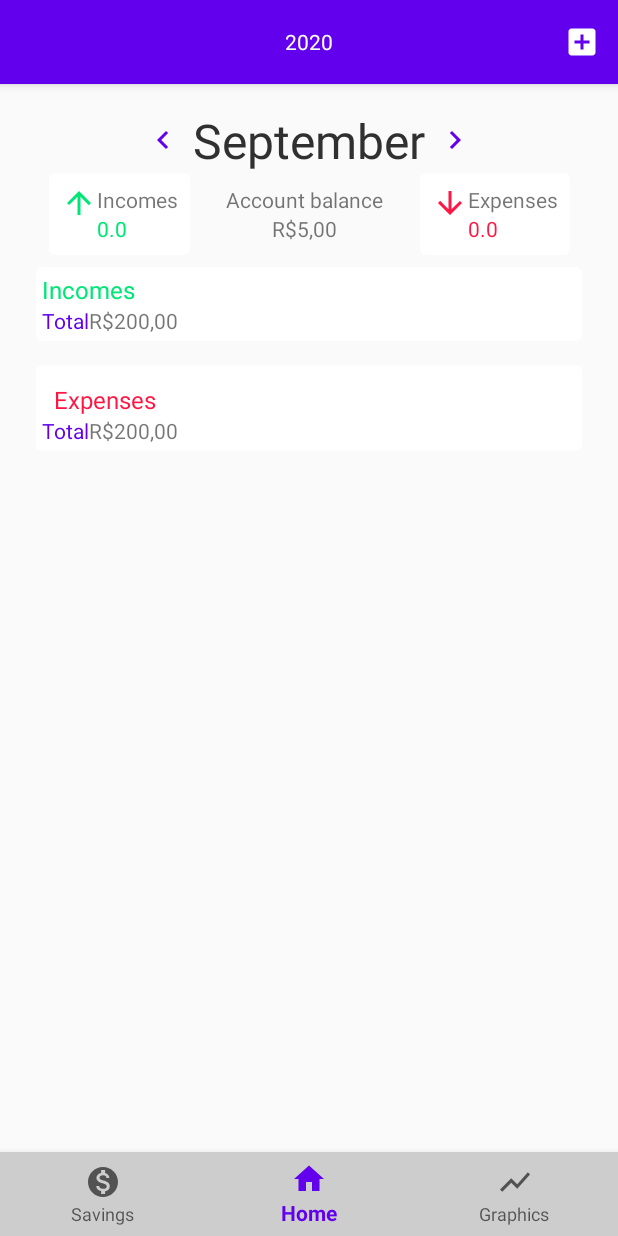
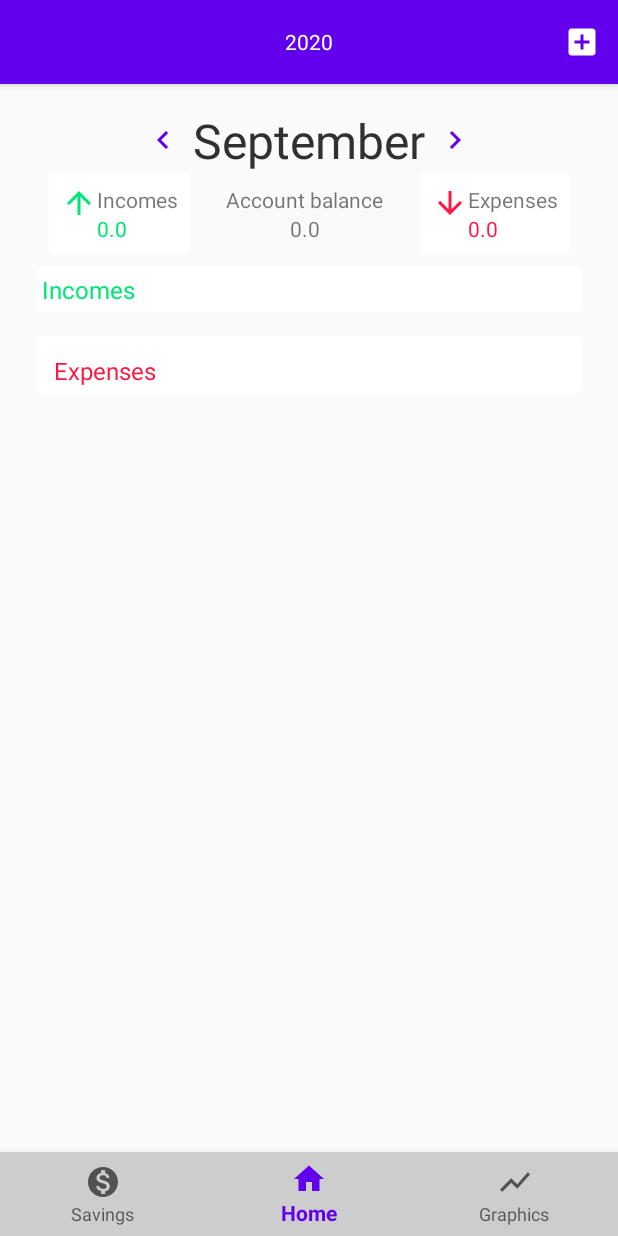
Before and after one commit to PedroPSar/Financial_Control, an Android app: the screen it shows after launch (MainActivity), on a phone screen of 412 x 824 dp. Run offline under Robolectric (Android 15) with nearby library versions, the phone set to English and light mode, and no system bars; our stand-ins replace Room's generated code, navigation-ui.

Commit message:
Commit 01/09/2020

```diff
--- /dev/null
+++ b/app/src/main/java/com/development/pega/financialcontrol/adapter/ExpensesRecyclerViewAdapter.kt
@@ -0,0 +1,31 @@
+package com.development.pega.financialcontrol.adapter
+
+import android.view.LayoutInflater
+import android.view.ViewGroup
+import androidx.recyclerview.widget.RecyclerView
+import com.development.pega.financialcontrol.R
+import com.development.pega.financialcontrol.model.Expense
+import com.development.pega.financialcontrol.viewholder.ExpensesViewHolder
+
+class ExpensesRecyclerViewAdapter(): RecyclerView.Adapter<ExpensesViewHolder>() {
+
+    private var expensesList: List<Expense> = arrayListOf()
+
+    override fun onCreateViewHolder(parent: ViewGroup, viewType: Int): ExpensesViewHolder {
+        val item = LayoutInflater.from(parent.context).inflate(R.layout.income_recycler_view_row, parent, false)
+        return ExpensesViewHolder(item)
+    }
+
+    override fun onBindViewHolder(holder: ExpensesViewHolder, position: Int) {
+        holder.bind(expensesList[position])
+    }
+
+    override fun getItemCount(): Int {
+        return expensesList.count()
+    }
+
+    fun updateExpensesList(list: List<Expense>) {
+        expensesList = list
+        notifyDataSetChanged()
+    }
+}
--- a/app/src/main/java/com/development/pega/financialcontrol/viewmodels/HomeViewModel.kt
+++ b/app/src/main/java/com/development/pega/financialcontrol/viewmodels/HomeViewModel.kt
@@ -18,12 +18,16 @@ class HomeViewModel(application: Application) : AndroidViewModel(application) {
     private val incomeRepository = IncomeRepository(mContext)
     private val expenseRepository = ExpenseRepository(mContext)
     private var selectedMonth = 0
+    private var selectedYear = 0
 
     private val mMonth = MutableLiveData<String>()
     var month: LiveData<String> = mMonth
 
     private val mYear = MutableLiveData<Int>()
     var year: LiveData<Int> = mYear
+
+    private val mBalance = MutableLiveData<Float>()
+    var balance: LiveData<Float> = mBalance
 
     private val mIncomes = MutableLiveData<Float>()
     var incomes: LiveData<Float> = mIncomes
@@ -34,11 +38,21 @@ class HomeViewModel(application: Application) : AndroidViewModel(application) {
     private val mRecyclerViewIncomes = MutableLiveData<List<Income>>()
     var recyclerViewIncomes: LiveData<List<Income>> = mRecyclerViewIncomes
 
-    fun setCurrentMonth() {
+    private val mRecyclerViewExpenses = MutableLiveData<List<Expense>>()
+    var recyclerViewExpenses: LiveData<List<Expense>> = mRecyclerViewExpenses
+
+    fun calcBalance() {
+        mBalance.value = calcSumOfMonths()
+    }
+
+    fun setCurrentDate() {
         val c = Calendar.getInstance()
         val month = c.get(Calendar.MONTH)
+        val year = c.get(Calendar.YEAR)
         selectedMonth = month + 1
+        selectedYear = year
         mMonth.value = months[month]
+        mYear.value = year
     }
 
     fun setIncomesOfMonth() {
@@ -46,13 +60,35 @@ class HomeViewModel(application: Application) : AndroidViewModel(application) {
         mIncomes.value = sumIncomes(incomesList)
     }
 
-    fun setExpensesOfmMonth() {
+    fun setExpensesOfMonth() {
         val expensesList = expenseRepository.getExpensesFromMonth(selectedMonth)
         mExpenses.value = sumExpenses(expensesList)
     }
 
     fun setIncomesInRecyclerView() {
         mRecyclerViewIncomes.value = incomeRepository.getIncomesFromMonth(selectedMonth)
+        val list = incomeRepository.getIncomesFromMonth(selectedMonth)
+    }
+
+    fun setExpensesInRecyclerView() {
+        mRecyclerViewExpenses.value = expenseRepository.getExpensesFromMonth(selectedMonth)
+        val list = expenseRepository.getExpensesFromMonth(selectedMonth)
+    }
+
+    fun btnBeforeClick() {
+        selectedMonth--
+        selectedMonth = checkMonthNumber(selectedMonth)
+        updateInfo()
+    }
+
+    fun btnNextClick() {
+        selectedMonth++
+        selectedMonth = checkMonthNumber(selectedMonth)
+        updateInfo()
+    }
+
+    fun setYear() {
+        mYear.value = selectedYear
     }
 
     private fun sumIncomes(list: List<Income>): Float {
@@ -71,4 +107,45 @@ class HomeViewModel(application: Application) : AndroidViewModel(application) {
         return total
     }
 
+    private fun setMonth() {
+        mMonth.value = months[selectedMonth - 1]
+    }
+
+    private fun checkMonthNumber(num: Int): Int {
+        return when(num) {
+            0 -> {12}
+            13 -> {1}
+            else -> {num}
+        }
+    }
+
+    private fun updateInfo() {
+        setIncomesOfMonth()
+        setExpensesOfMonth()
+        setIncomesInRecyclerView()
+        setExpensesInRecyclerView()
+        setMonth()
+        calcBalance()
+    }
+
+    private fun calcSumOfMonths(): Float {
+        val allIncomes = incomeRepository.getAll()
+        val allExpenses = expenseRepository.getAll()
+        var incomeSum = 0f
+        var expenseSum = 0f
+
+        for(income in allIncomes) {
+            if(income.year <= selectedYear && income.month <= selectedMonth)
+            incomeSum += income.value
+        }
+
+        for(expense in allExpenses) {
+            if(expense.year <= selectedYear && expense.month <= selectedMonth) {
+                expenseSum += expense.value
+            }
+        }
+
+        return incomeSum - expenseSum
+    }
+
 }
--- a/app/src/main/java/com/development/pega/financialcontrol/views/AddIncomeActivity.kt
+++ b/app/src/main/java/com/development/pega/financialcontrol/views/AddIncomeActivity.kt
@@ -49,6 +49,7 @@ class AddIncomeActivity : AppCompatActivity(), View.OnClickListener, AdapterView
             val day = calendar.get(Calendar.DAY_OF_MONTH)
             val month = calendar.get(Calendar.MONTH) + 1
             val year = calendar.get(Calendar.YEAR)
+
             val mIncome = Income()
             mIncome.name = edit_income_name.text.toString()
             mIncome.description = edit_income_description.text.toString()
--- a/app/src/main/java/com/development/pega/financialcontrol/views/HomeFragment.kt
+++ b/app/src/main/java/com/development/pega/financialcontrol/views/HomeFragment.kt
@@ -11,11 +11,13 @@ import androidx.lifecycle.ViewModelProvider
 import androidx.recyclerview.widget.LinearLayoutManager
 import androidx.recyclerview.widget.RecyclerView
 import com.development.pega.financialcontrol.R
+import com.development.pega.financialcontrol.adapter.ExpensesRecyclerViewAdapter
 import com.development.pega.financialcontrol.adapter.IncomesRecyclerViewAdapter
 import com.development.pega.financialcontrol.listener.MainListener
 import com.development.pega.financialcontrol.viewmodels.HomeViewModel
+import kotlinx.android.synthetic.main.home_fragment.*
 
-class HomeFragment() : Fragment() {
+class HomeFragment() : Fragment(), View.OnClickListener {
 
     companion object {
         fun newInstance() = HomeFragment()
@@ -25,12 +27,12 @@ class HomeFragment() : Fragment() {
     private lateinit var mViewModelFactory: ViewModelProvider.AndroidViewModelFactory
     private lateinit var root: View
     private lateinit var tvLblMonth: TextView
-    private lateinit var tvYear: TextView
     private lateinit var tvIncomes: TextView
     private lateinit var tvExpenses: TextView
     private lateinit var mMainListener: MainListener
 
     private val mIncomesAdapter: IncomesRecyclerViewAdapter = IncomesRecyclerViewAdapter()
+    private val mExpensesAdapter: ExpensesRecyclerViewAdapter = ExpensesRecyclerViewAdapter()
 
     override fun onCreateView(inflater: LayoutInflater, container: ViewGroup?, savedInstanceState: Bundle?): View? {
         root = inflater.inflate(R.layout.home_fragment, container, false)
@@ -47,16 +49,36 @@ class HomeFragment() : Fragment() {
         tvIncomes = root.findViewById(R.id.txt_incomes)
         tvExpenses = root.findViewById(R.id.txt_expenses)
 
+        viewModel.setCurrentDate()
+        setOnClick()
         adapters()
         observer()
     }
 
     override fun onResume() {
         super.onResume()
-        viewModel.setCurrentMonth()
         viewModel.setIncomesOfMonth()
-        viewModel.setExpensesOfmMonth()
+        viewModel.setExpensesOfMonth()
         viewModel.setIncomesInRecyclerView()
+        viewModel.setExpensesInRecyclerView()
+        viewModel.calcBalance()
+    }
+
+    override fun onClick(v: View) {
+        when(v.id) {
+            R.id.btn_img_before -> {
+                viewModel.btnBeforeClick()
+            }
+
+            R.id.btn_img_next -> {
+                viewModel.btnNextClick()
+            }
+        }
+    }
+
+    private fun setOnClick() {
+        btn_img_before.setOnClickListener(this)
+        btn_img_next.setOnClickListener(this)
     }
 
     private fun observer() {
@@ -75,10 +97,25 @@ class HomeFragment() : Fragment() {
         viewModel.recyclerViewIncomes.observe(viewLifecycleOwner, Observer {
             mIncomesAdapter.updateIncomesList(it)
         })
+
+        viewModel.recyclerViewExpenses.observe(viewLifecycleOwner, Observer {
+            mExpensesAdapter.updateExpensesList(it)
+        })
+
+        viewModel.balance.observe(viewLifecycleOwner, Observer {
+            txt_account_balance.text = it.toString()
+        })
+
+        viewModel.year.observe(viewLifecycleOwner, Observer {
+            if(::mMainListener.isInitialized) {
+                mMainListener.onSetYear(it.toString())
+            }
+        })
     }
 
     private fun adapters() {
         setInfoIncomesRecyclerView()
+        setInfoExpensesRecyclerView()
     }
 
     private fun setInfoIncomesRecyclerView() {
@@ -87,6 +124,12 @@ class HomeFragment() : Fragment() {
         incomesRV.adapter = mIncomesAdapter
     }
 
+    private fun setInfoExpensesRecyclerView() {
+        val expensesRV = root.findViewById<RecyclerView>(R.id.rv_expenses)
+        expensesRV.layoutManager = LinearLayoutManager(context)
+        expensesRV.adapter = mExpensesAdapter
+    }
+
     fun attachListener(mainListener: MainListener) {
         mMainListener = mainListener
     }
--- a/app/src/main/java/com/development/pega/financialcontrol/views/MainActivity.kt
+++ b/app/src/main/java/com/development/pega/financialcontrol/views/MainActivity.kt
@@ -26,6 +26,10 @@ class MainActivity : AppCompatActivity(), BottomNavigationView.OnNavigationItemS
     private lateinit var toolbar: Toolbar
     private lateinit var mMainListener: MainListener
 
+    private lateinit var homeFragment: HomeFragment
+    private lateinit var savingsFragment: SavingsFragment
+    private lateinit var chartFragment: ChartFragment
+
     override fun onCreate(savedInstanceState: Bundle?) {
         super.onCreate(savedInstanceState)
         setContentView(R.layout.activity_main)
@@ -45,8 +49,9 @@ class MainActivity : AppCompatActivity(), BottomNavigationView.OnNavigationItemS
             override fun onSetYear(year: String) {
                 tvYear.text = year
             }
+        }
 
-        }
+        instantiateFragments()
     }
 
     override fun onCreateOptionsMenu(menu: Menu?): Boolean {
@@ -68,18 +73,15 @@ class MainActivity : AppCompatActivity(), BottomNavigationView.OnNavigationItemS
     override fun onNavigationItemSelected(item: MenuItem): Boolean {
         when(item.itemId) {
             R.id.nav_savings -> {
-                val savingsFragment = SavingsFragment()
                 supportFragmentManager.beginTransaction().add(R.id.nav_host_fragment, savingsFragment).commit()
             }
 
             R.id.nav_home -> {
-                val homeFragment = HomeFragment()
                 homeFragment.attachListener(mMainListener)
                 supportFragmentManager.beginTransaction().add(R.id.nav_host_fragment, homeFragment).commit()
             }
 
             R.id.nav_chart -> {
-                val chartFragment = ChartFragment()
                 supportFragmentManager.beginTransaction().add(R.id.nav_host_fragment, chartFragment).commit()
             }
         }
@@ -99,6 +101,13 @@ class MainActivity : AppCompatActivity(), BottomNavigationView.OnNavigationItemS
             }
         }
         return true
+    }
+
+    private fun instantiateFragments() {
+        homeFragment = HomeFragment()
+        homeFragment.attachListener(mMainListener)
+        savingsFragment = SavingsFragment()
+        chartFragment = ChartFragment()
     }
 
     private fun setOnClicks() {
--- a/app/src/main/res/layout/home_fragment.xml
+++ b/app/src/main/res/layout/home_fragment.xml
@@ -207,23 +207,6 @@
                     app:layout_constraintStart_toStartOf="parent"
                     app:layout_constraintEnd_toEndOf="parent"/>
 
-                <TextView
-                    android:id="@+id/label_total_incomes"
-                    android:layout_width="wrap_content"
-                    android:layout_height="wrap_content"
-                    android:text="@string/label_total"
-                    android:textColor="@color/colorPrimary"
-                    app:layout_constraintTop_toBottomOf="@id/rv_incomes"
-                    app:layout_constraintStart_toStartOf="parent"/>
-
-                <TextView
-                    android:id="@+id/num_total_incomes"
-                    android:layout_width="wrap_content"
-                    android:layout_height="wrap_content"
-                    android:text="R$200,00"
-                    app:layout_constraintTop_toBottomOf="@id/rv_incomes"
-                    app:layout_constraintStart_toEndOf="@id/label_total_incomes"/>
-
             </androidx.constraintlayout.widget.ConstraintLayout>
 
             <androidx.constraintlayout.widget.ConstraintLayout
@@ -256,23 +239,6 @@
                     app:layout_constraintStart_toStartOf="parent"
                     app:layout_constraintTop_toBottomOf="@id/label_expense" />
 
-                <TextView
-                    android:id="@+id/label_total_expenses"
-                    android:layout_width="wrap_content"
-                    android:layout_height="wrap_content"
-                    android:text="@string/label_total"
-                    android:textColor="@color/colorPrimary"
-                    app:layout_constraintStart_toStartOf="parent"
-                    app:layout_constraintTop_toBottomOf="@id/rv_expenses" />
-
-                <TextView
-                    android:id="@+id/num_total_expenses"
-                    android:layout_width="wrap_content"
-                    android:layout_height="wrap_content"
-                    android:text="R$200,00"
-                    app:layout_constraintStart_toEndOf="@id/label_total_expenses"
-                    app:layout_constraintTop_toBottomOf="@id/rv_expenses" />
-
             </androidx.constraintlayout.widget.ConstraintLayout>
 
         </androidx.constraintlayout.widget.ConstraintLayout>
```
Also changed, not shown: app/src/main/java/com/development/pega/financialcontrol/viewholder/ExpensesViewHolder.kt (added, +21 -0 lines), app/src/main/java/com/development/pega/financialcontrol/views/AddExpenseActivity.kt (+5 -7 lines).
